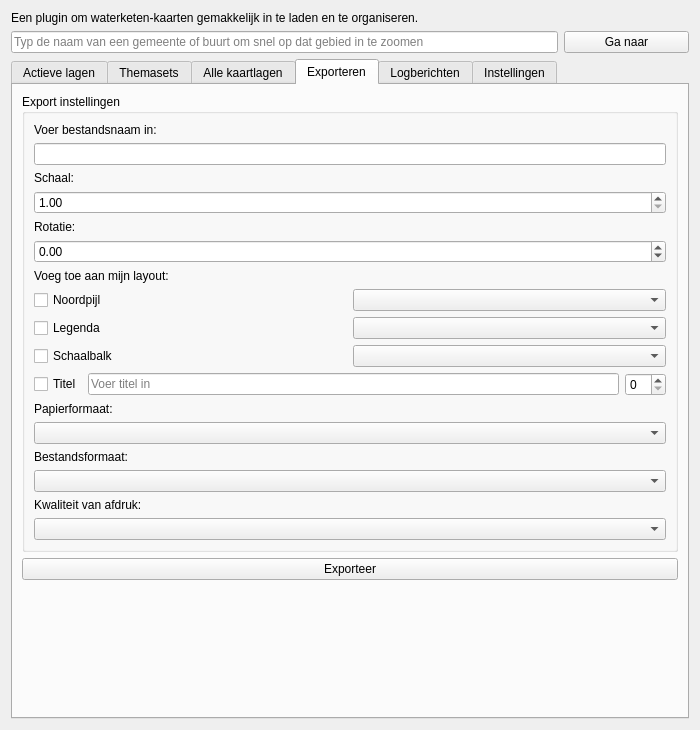
NAD-Dataplatform/NADmaps, file gui/nad_maps_dialog_base.ui: the form before one commit.
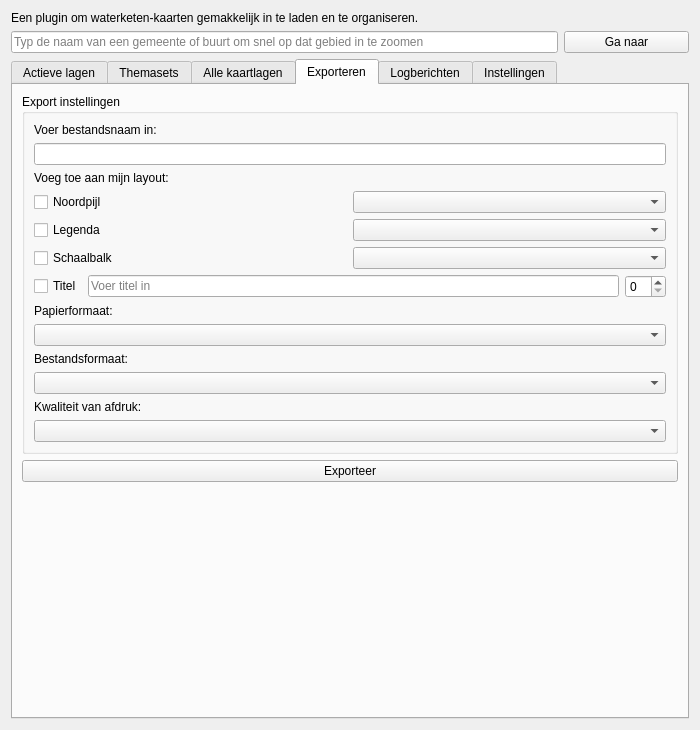
The form after the commit. The open tabs and pages were chosen to show the change.

Commit message: remove scale and rotation in export tab

Diff of the .ui file:
```diff
--- a/gui/nad_maps_dialog_base.ui
+++ b/gui/nad_maps_dialog_base.ui
@@ -592,43 +592,6 @@
             </item>
            </layout>
           </item>
-          <item>
-           <widget class="QLabel" name="label_Schaal">
-            <property name="text">
-             <string>Schaal:</string>
-            </property>
-           </widget>
-          </item>
-          <item>
-           <widget class="QDoubleSpinBox" name="doubleSpinBox_Schaal">
-            <property name="minimum">
-             <double>1.000000000000000</double>
-            </property>
-            <property name="maximum">
-             <double>10000000.000000000000000</double>
-            </property>
-            <property name="singleStep">
-             <double>10000.000000000000000</double>
-            </property>
-           </widget>
-          </item>
-          <item>
-           <widget class="QLabel" name="label_Rotatie">
-            <property name="text">
-             <string>Rotatie:</string>
-            </property>
-           </widget>
-          </item>
-          <item>
-           <widget class="QDoubleSpinBox" name="doubleSpinBox_Rotatie">
-            <property name="minimum">
-             <double>-360.000000000000000</double>
-            </property>
-            <property name="maximum">
-             <double>360.000000000000000</double>
-            </property>
-           </widget>
-          </item>
           <item>
            <widget class="QLabel" name="label_AddToLayout">
             <property name="text">
```
The commit also changes 2 other files.
